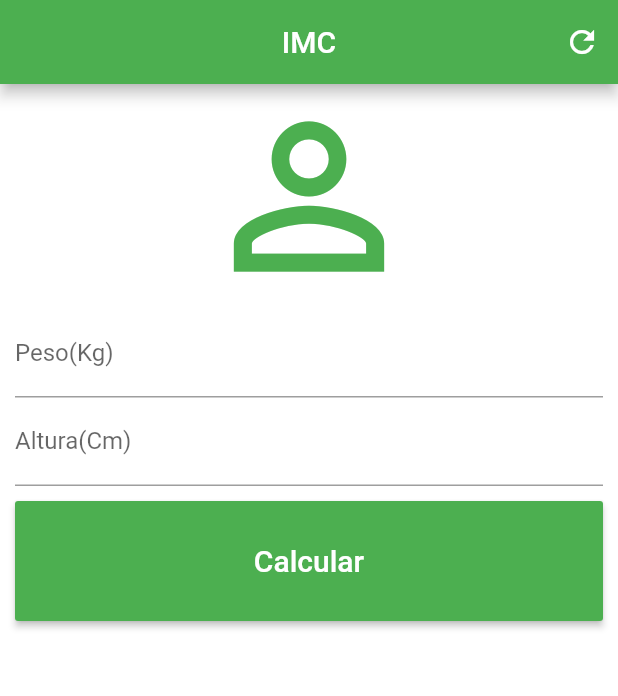
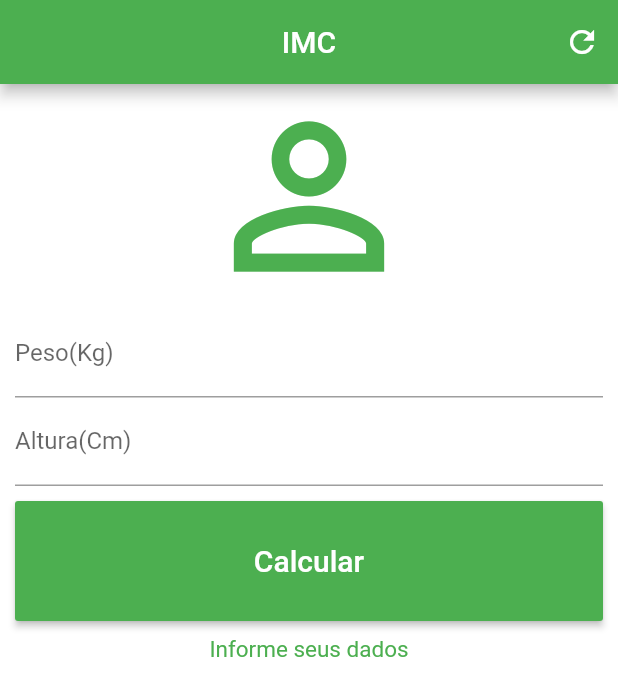
Before and after one commit to LBHukan/IMC, a Flutter app: the screen it shows after launch, after a tap on "Calcular", on a phone screen of 412 x 824 dp. Shown: the top 696 px of the screen. Run offline on Flutter 3.47's test engine with Material 2 defaults, Android fonts, the phone set to English and light mode, and no system bars.

```diff
--- a/lib/main.dart
+++ b/lib/main.dart
@@ -10,6 +10,36 @@ class Home extends StatefulWidget {
 }
 
 class _HomeState extends State<Home> {
+
+
+  TextEditingController pesoController = TextEditingController();
+  TextEditingController alturaController = TextEditingController();
+
+  String _infotext = "Informe seus dados";
+
+  void _textReset(){
+    pesoController.text = "";
+    alturaController.text = "";
+    setState((){
+      _infotext = "Informe seus dados";
+    });
+
+
+
+  }
+
+  void _calculate(){
+    setState((){
+      double peso = double.parse(pesoController.text);
+    double altura = double.parse(alturaController.text);
+    double imc = peso / (altura * altura);
+
+    if(imc < 18.6){
+      _infotext = "Abaixo do Peso";
+    }
+    });
+  }
+
   @override
   Widget build(BuildContext context) {
     return Scaffold(
@@ -20,7 +50,7 @@ class _HomeState extends State<Home> {
         actions: <Widget>[
           IconButton(
             icon: Icon(Icons.refresh),
-            onPressed: () {},
+            onPressed: _textReset,
           )
         ],
       ),
@@ -37,32 +67,41 @@ class _HomeState extends State<Home> {
             ),
             TextField(
               keyboardType: TextInputType.number,
+              textAlign: TextAlign.center,
+              controller: pesoController,
               decoration: InputDecoration(
                 labelText: "Peso(Kg)",
               ),
-                textAlign: TextAlign.center,
             ),
             TextField(
               keyboardType: TextInputType.number,
+              textAlign: TextAlign.center,
+              controller: alturaController,
               decoration: InputDecoration(
                 labelText: "Altura(Cm)",
               ),
-                textAlign: TextAlign.center,
+
             ),
             Container(
-                padding: EdgeInsets.only(
-                  top: 10.0, bottom: 10.0),
+              padding: EdgeInsets.only(top: 10.0, bottom: 10.0),
               height: 100.0,
               child: RaisedButton(
-                  onPressed: () {},
-                  child: Text("Calcular",
-                              style: TextStyle(fontSize: 20.0),),
+                onPressed: _calculate,
+                child: Text(
+                  "Calcular",
+                  style: TextStyle(fontSize: 20.0),
+                ),
                 color: Colors.green,
                 textColor: Colors.white,
-
               ),
+            ),
+            Text(
+              _infotext,
+              textAlign: TextAlign.center,
+              style: TextStyle(color: Colors.green, fontSize: 15.0),
             )
-            ]),
+          ],
+        ),
       ),
     );
   }
```
Lines whose indentation alone changed are shown as unchanged.
